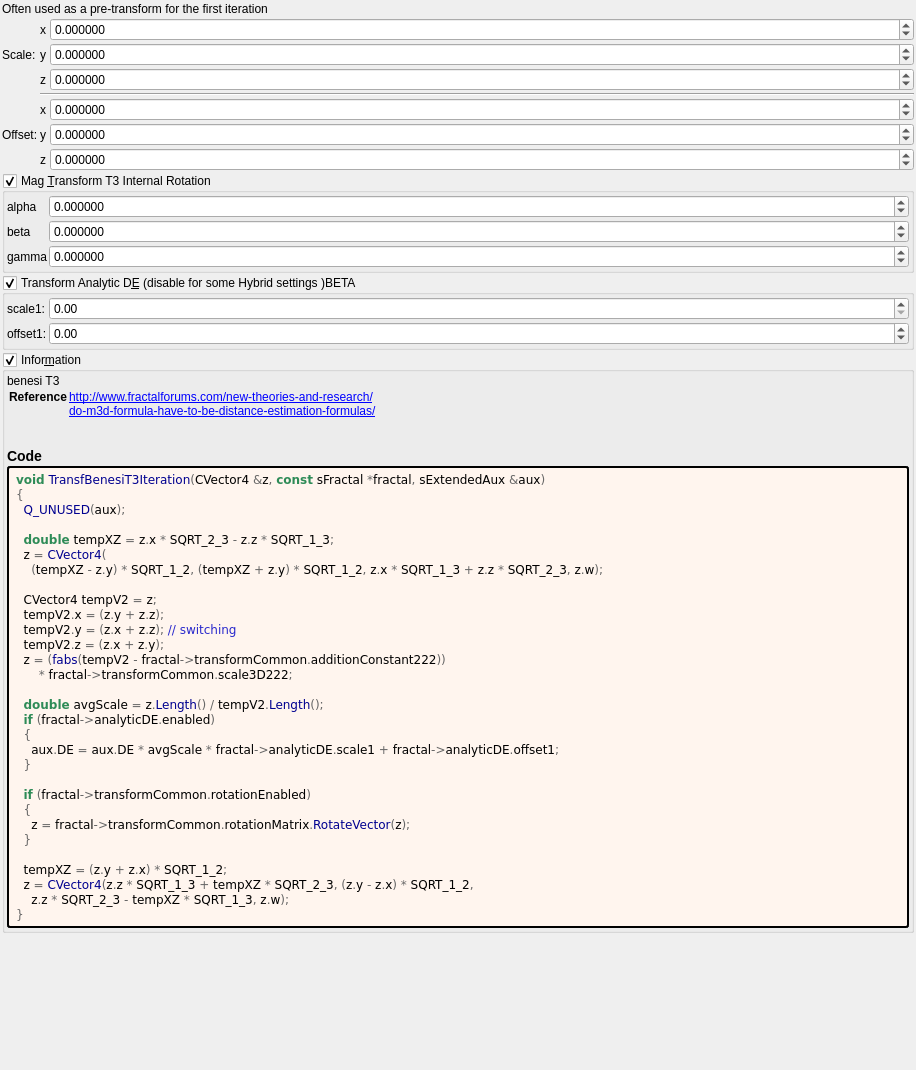
The window that mandelbulber2/deploy/share/mandelbulber2/formula/ui/transf_benesi_t3.ui (irinox-ctrl/mandelbulber2) describes before a commit, drawn with Qt 5.
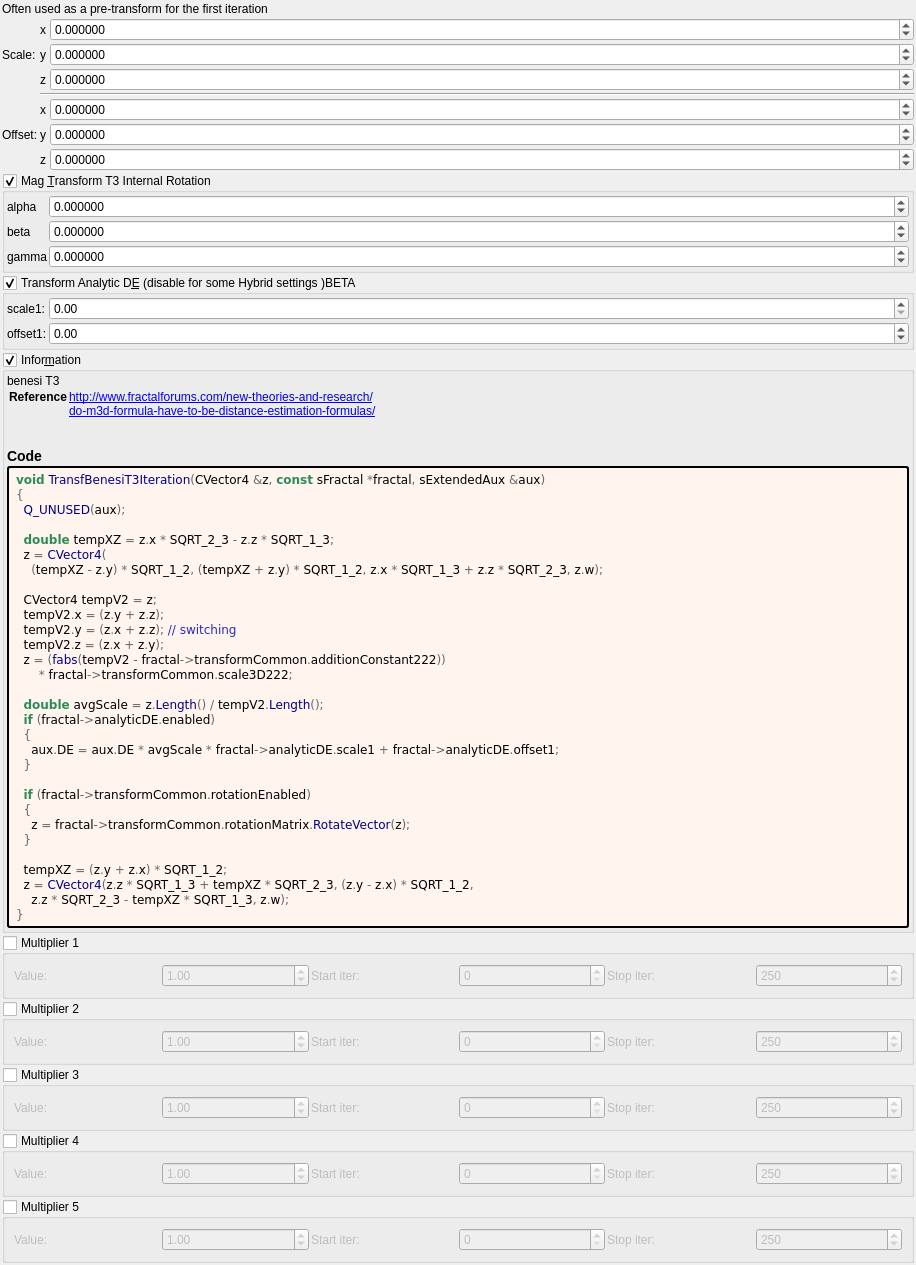
The same window after the commit. Custom widgets are drawn as their Qt base class.

Commit message:
feat: add 5 general-purpose multipliers to all 1007 fractal formulas
Each multiplier has:
- Checkbox (OFF by default)
- Value spinbox (default 1.0, range -100 to 100)
- Iteration start/stop range

Logic: z *= value; DE *= |value|;

Uses existing transformCommon parameters:
- Checkboxes: functionEnabledBx/By/Bz/Bw/CzFalse
- Values: scale4/5/6/8/16
- Ranges: startIterationsB-F/stopIterationsB-F

Modified 1007 .cpp (CPU), 1006 .cl (GPU), 1023 .ui files.
Both source (formula/) and deploy (deploy/share/) copies updated.

What changed in the file:
```diff
--- a/mandelbulber2/deploy/share/mandelbulber2/formula/ui/transf_benesi_t3.ui
+++ b/mandelbulber2/deploy/share/mandelbulber2/formula/ui/transf_benesi_t3.ui
@@ -619,6 +619,192 @@
      </layout>
     </widget>
    </item>
+   <item>
+    <widget class="MyGroupBox" name="groupCheck_transf_function_enabledBx_false">
+     <property name="title"><string>Multiplier 1</string></property>
+     <property name="checkable"><bool>true</bool></property>
+     <property name="checked"><bool>false</bool></property>
+     <layout class="QGridLayout" name="gridLayout_mult1">
+      <property name="spacing"><number>2</number></property>
+      <item row="0" column="0">
+       <widget class="QLabel"><property name="text"><string>Value:</string></property></widget>
+      </item>
+      <item row="0" column="1">
+       <widget class="MyDoubleSpinBox" name="spinbox_transf_scale_4">
+        <property name="minimum"><double>-100.0</double></property><property name="maximum"><double>100.0</double></property>
+        <property name="singleStep"><double>0.01</double></property><property name="value"><double>1.0</double></property>
+       </widget>
+      </item>
+      <item row="0" column="2">
+       <widget class="QLabel"><property name="text"><string>Start iter:</string></property></widget>
+      </item>
+      <item row="0" column="3">
+       <widget class="MySpinBox" name="spinboxInt_transf_start_iterations_B">
+        <property name="minimum"><number>0</number></property><property name="maximum"><number>10000</number></property>
+        <property name="value"><number>0</number></property>
+       </widget>
+      </item>
+      <item row="0" column="4">
+       <widget class="QLabel"><property name="text"><string>Stop iter:</string></property></widget>
+      </item>
+      <item row="0" column="5">
+       <widget class="MySpinBox" name="spinboxInt_transf_stop_iterations_B">
+        <property name="minimum"><number>0</number></property><property name="maximum"><number>10000</number></property>
+        <property name="value"><number>250</number></property>
+       </widget>
+      </item>
+     </layout>
+    </widget>
+   </item>
+   <item>
+    <widget class="MyGroupBox" name="groupCheck_transf_function_enabledBy_false">
+     <property name="title"><string>Multiplier 2</string></property>
+     <property name="checkable"><bool>true</bool></property>
+     <property name="checked"><bool>false</bool></property>
+     <layout class="QGridLayout" name="gridLayout_mult2">
+      <property name="spacing"><number>2</number></property>
+      <item row="0" column="0">
+       <widget class="QLabel"><property name="text"><string>Value:</string></property></widget>
+      </item>
+      <item row="0" column="1">
+       <widget class="MyDoubleSpinBox" name="spinbox_transf_scale_5">
+        <property name="minimum"><double>-100.0</double></property><property name="maximum"><double>100.0</double></property>
+        <property name="singleStep"><double>0.01</double></property><property name="value"><double>1.0</double></property>
+       </widget>
+      </item>
+      <item row="0" column="2">
+       <widget class="QLabel"><property name="text"><string>Start iter:</string></property></widget>
+      </item>
+      <item row="0" column="3">
+       <widget class="MySpinBox" name="spinboxInt_transf_start_iterations_C">
+        <property name="minimum"><number>0</number></property><property name="maximum"><number>10000</number></property>
+        <property name="value"><number>0</number></property>
+       </widget>
+      </item>
+      <item row="0" column="4">
+       <widget class="QLabel"><property name="text"><string>Stop iter:</string></property></widget>
+      </item>
+      <item row="0" column="5">
+       <widget class="MySpinBox" name="spinboxInt_transf_stop_iterations_C">
+        <property name="minimum"><number>0</number></property><property name="maximum"><number>10000</number></property>
+        <property name="value"><number>250</number></property>
+       </widget>
+      </item>
+     </layout>
+    </widget>
+   </item>
+   <item>
+    <widget class="MyGroupBox" name="groupCheck_transf_function_enabledBz_false">
+     <property name="title"><string>Multiplier 3</string></property>
+     <property name="checkable"><bool>true</bool></property>
+     <property name="checked"><bool>false</bool></property>
+     <layout class="QGridLayout" name="gridLayout_mult3">
+      <property name="spacing"><number>2</number></property>
+      <item row="0" column="0">
+       <widget class="QLabel"><property name="text"><string>Value:</string></property></widget>
+      </item>
+      <item row="0" column="1">
+       <widget class="MyDoubleSpinBox" name="spinbox_transf_scale_6">
+        <property name="minimum"><double>-100.0</double></property><property name="maximum"><double>100.0</double></property>
+        <property name="singleStep"><double>0.01</double></property><property name="value"><double>1.0</double></property>
+       </widget>
+      </item>
+      <item row="0" column="2">
+       <widget class="QLabel"><property name="text"><string>Start iter:</string></property></widget>
+      </item>
+      <item row="0" column="3">
+       <widget class="MySpinBox" name="spinboxInt_transf_start_iterations_D">
+        <property name="minimum"><number>0</number></property><property name="maximum"><number>10000</number></property>
+        <property name="value"><number>0</number></property>
+       </widget>
+      </item>
+      <item row="0" column="4">
+       <widget class="QLabel"><property name="text"><string>Stop iter:</string></property></widget>
+      </item>
+      <item row="0" column="5">
+       <widget class="MySpinBox" name="spinboxInt_transf_stop_iterations_D">
+        <property name="minimum"><number>0</number></property><property name="maximum"><number>10000</number></property>
+        <property name="value"><number>250</number></property>
+       </widget>
+      </item>
+     </layout>
+    </widget>
+   </item>
+   <item>
+    <widget class="MyGroupBox" name="groupCheck_transf_function_enabledBw_false">
+     <property name="title"><string>Multiplier 4</string></property>
+     <property name="checkable"><bool>true</bool></property>
+     <property name="checked"><bool>false</bool></property>
+     <layout class="QGridLayout" name="gridLayout_mult4">
+      <property name="spacing"><number>2</number></property>
+      <item row="0" column="0">
+       <widget class="QLabel"><property name="text"><string>Value:</string></property></widget>
+      </item>
+      <item row="0" column="1">
+       <widget class="MyDoubleSpinBox" name="spinbox_transf_scale_8">
+        <property name="minimum"><double>-100.0</double></property><property name="maximum"><double>100.0</double></property>
+        <property name="singleStep"><double>0.01</double></property><property name="value"><double>1.0</double></property>
+       </widget>
+      </item>
+      <item row="0" column="2">
+       <widget class="QLabel"><property name="text"><string>Start iter:</string></property></widget>
+      </item>
+      <item row="0" column="3">
+       <widget class="MySpinBox" name="spinboxInt_transf_start_iterations_E">
+        <property name="minimum"><number>0</number></property><property name="maximum"><number>10000</number></property>
+        <property name="value"><number>0</number></property>
+       </widget>
+      </item>
+      <item row="0" column="4">
+       <widget class="QLabel"><property name="text"><string>Stop iter:</string></property></widget>
+      </item>
+      <item row="0" column="5">
+       <widget class="MySpinBox" name="spinboxInt_transf_stop_iterations_E">
+        <property name="minimum"><number>0</number></property><property name="maximum"><number>10000</number></property>
+        <property name="value"><number>250</number></property>
+       </widget>
+      </item>
+     </layout>
+    </widget>
+   </item>
+   <item>
+    <widget class="MyGroupBox" name="groupCheck_transf_function_enabledCz_false">
+     <property name="title"><string>Multiplier 5</string></property>
+     <property name="checkable"><bool>true</bool></property>
+     <property name="checked"><bool>false</bool></property>
+     <layout class="QGridLayout" name="gridLayout_mult5">
+      <property name="spacing"><number>2</number></property>
+      <item row="0" column="0">
+       <widget class="QLabel"><property name="text"><string>Value:</string></property></widget>
+      </item>
+      <item row="0" column="1">
+       <widget class="MyDoubleSpinBox" name="spinbox_transf_scale_16">
+        <property name="minimum"><double>-100.0</double></property><property name="maximum"><double>100.0</double></property>
+        <property name="singleStep"><double>0.01</double></property><property name="value"><double>1.0</double></property>
+       </widget>
+      </item>
+      <item row="0" column="2">
+       <widget class="QLabel"><property name="text"><string>Start iter:</string></property></widget>
+      </item>
+      <item row="0" column="3">
+       <widget class="MySpinBox" name="spinboxInt_transf_start_iterations_F">
+        <property name="minimum"><number>0</number></property><property name="maximum"><number>10000</number></property>
+        <property name="value"><number>0</number></property>
+       </widget>
+      </item>
+      <item row="0" column="4">
+       <widget class="QLabel"><property name="text"><string>Stop iter:</string></property></widget>
+      </item>
+      <item row="0" column="5">
+       <widget class="MySpinBox" name="spinboxInt_transf_stop_iterations_F">
+        <property name="minimum"><number>0</number></property><property name="maximum"><number>10000</number></property>
+        <property name="value"><number>250</number></property>
+       </widget>
+      </item>
+     </layout>
+    </widget>
+   </item>
+
    <item>
     <spacer name="verticalSpacer">
      <property name="orientation">
@@ -646,6 +832,11 @@
    <extends>QDoubleSpinBox</extends>
    <header>my_double_spin_box.h</header>
   </customwidget>
+   <customwidget>
+   <class>MySpinBox</class>
+   <extends>QSpinBox</extends>
+   <header>my_spin_box.h</header>
+  </customwidget>
  </customwidgets>
  <tabstops>
   <tabstop>spinbox3_transf_scale3D_222_x</tabstop>
```
The commit also changes 3972 other files.
